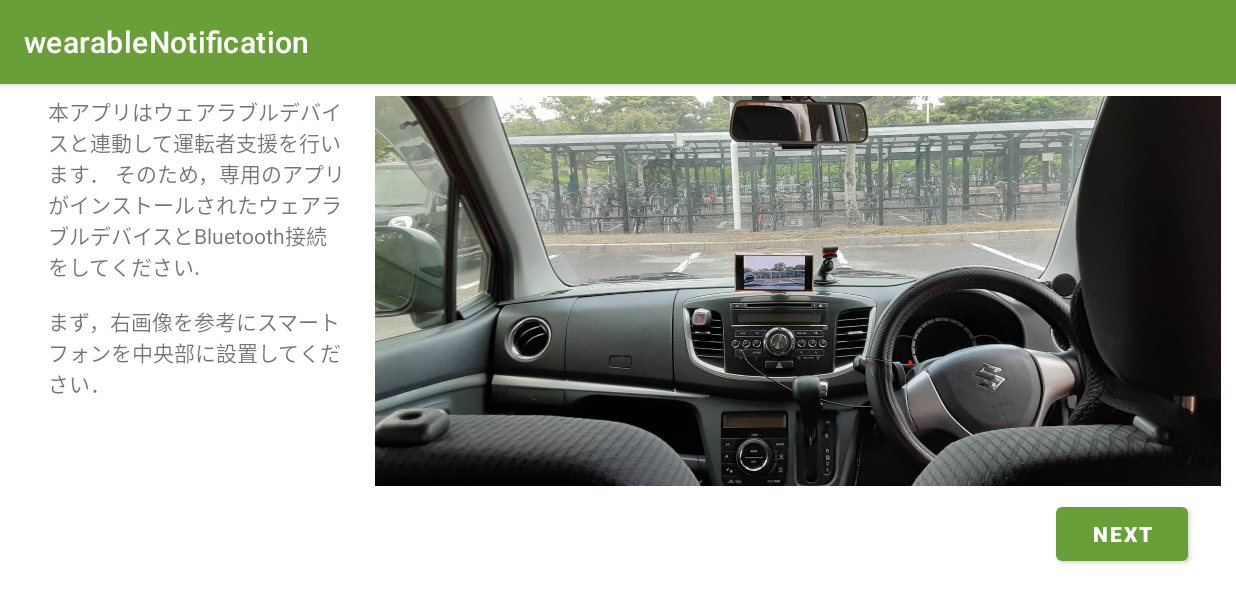
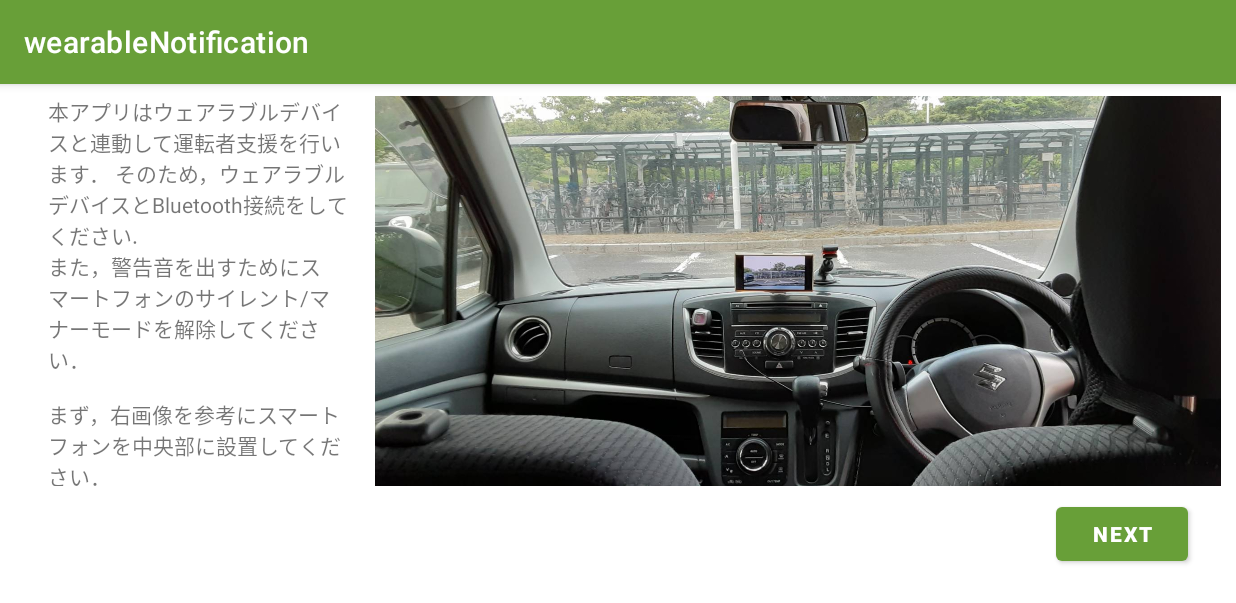
Before and after one commit to mntcoffee/wearableNotification, an Android app: the screen it shows after launch (SetupActivity), on a phone screen of 824 x 412 dp (held sideways). Shown: the top 603 px of the screen. Run offline under Robolectric (Android 15) with nearby library versions, the phone set to English and light mode, and no system bars.

Commit message:
マナーモードとサイレントモードのチェック

```diff
--- a/app/src/main/java/com/example/wearablenotification/main/MainActivity.kt
+++ b/app/src/main/java/com/example/wearablenotification/main/MainActivity.kt
@@ -2,10 +2,12 @@ package com.example.wearablenotification.main
 
 import android.Manifest
 import android.annotation.SuppressLint
+import android.content.pm.ActivityInfo
 import android.content.pm.PackageManager
 import androidx.appcompat.app.AppCompatActivity
 import android.os.Bundle
 import android.util.Log
+import android.view.WindowManager
 import android.widget.Toast
 import androidx.camera.core.CameraSelector
 import androidx.camera.core.ImageAnalysis
@@ -32,6 +34,8 @@ class MainActivity : AppCompatActivity(), ActivityCompat.OnRequestPermissionsRes
     override fun onCreate(savedInstanceState: Bundle?) {
         super.onCreate(savedInstanceState)
         setContentView(R.layout.activity_main)
+        window.addFlags(WindowManager.LayoutParams.FLAG_KEEP_SCREEN_ON) // sleep locked
+
 
         fusedLocationClient = LocationServices.getFusedLocationProviderClient(this)
 
--- a/app/src/main/java/com/example/wearablenotification/setup/SetupActivity.kt
+++ b/app/src/main/java/com/example/wearablenotification/setup/SetupActivity.kt
@@ -2,11 +2,13 @@ package com.example.wearablenotification.setup
 
 import androidx.appcompat.app.AppCompatActivity
 import android.os.Bundle
+import android.view.WindowManager
 import com.example.wearablenotification.R
 
 class SetupActivity : AppCompatActivity() {
     override fun onCreate(savedInstanceState: Bundle?) {
         super.onCreate(savedInstanceState)
         setContentView(R.layout.activity_setup)
+        window.addFlags(WindowManager.LayoutParams.FLAG_KEEP_SCREEN_ON) // sleep locked
     }
 }
--- a/app/src/main/res/values/strings.xml
+++ b/app/src/main/res/values/strings.xml
@@ -7,7 +7,8 @@
     <string name="start">START</string>
     <string name="navigation_first">
         本アプリはウェアラブルデバイスと連動して運転者支援を行います．
-        そのため，専用のアプリがインストールされたウェアラブルデバイスとBluetooth接続をしてください.
+        そのため，ウェアラブルデバイスとBluetooth接続をしてください.
+        \nまた，警告音を出すためにスマートフォンのサイレント/マナーモードを解除してください．
         \n\nまず，右画像を参考にスマートフォンを中央部に設置してください．
     </string>
 
```
Also changed, not shown: app/src/main/java/com/example/wearablenotification/setup/FirstNavigationFragment.kt (+26 -1 lines).
